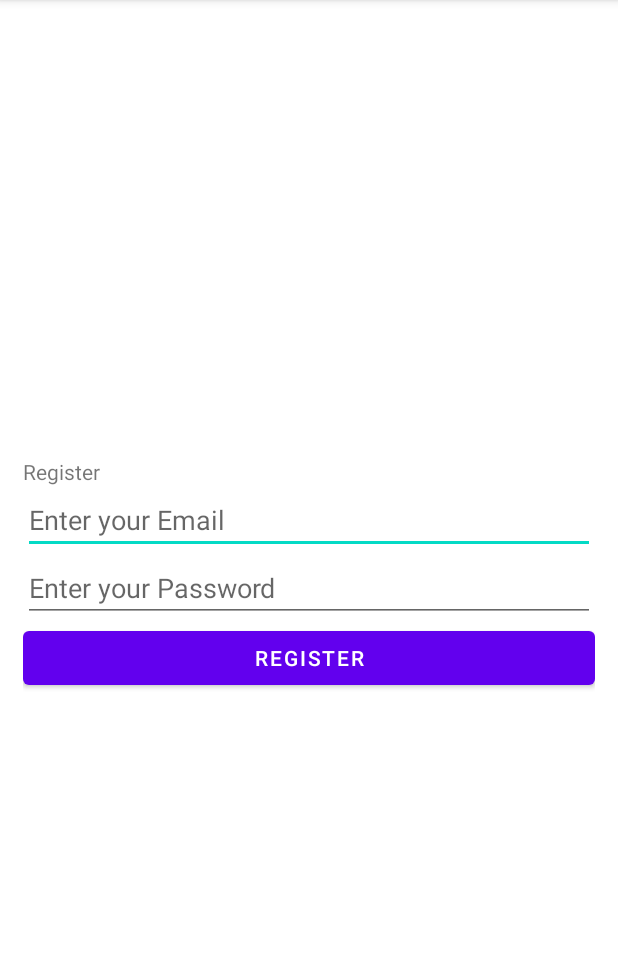
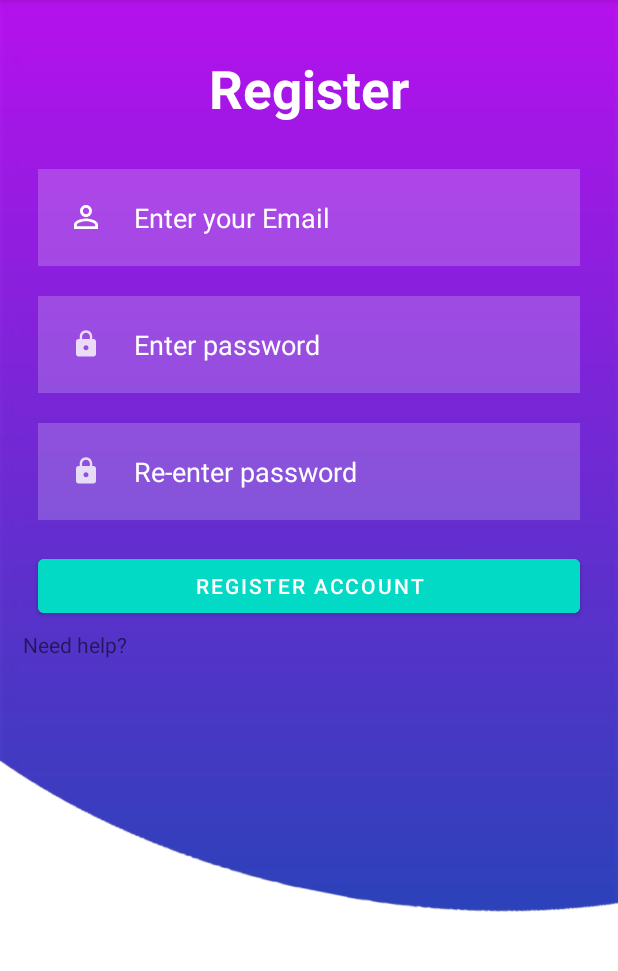
Before and after one commit to soscaster/2023Android-ICT-Team7, an Android app: the RegistrationActivity screen opened directly, with no data from a screen before it, on a phone screen of 412 x 824 dp, the part 84-1055 px from its top. Run offline under Robolectric (Android 15) with nearby library versions, the phone set to English and light mode, and no system bars; our stand-ins replace Firebase (no records; nobody signed in at launch, a user with empty details on screens opened directly).

Commit message:
Updated Registration Form
- Added UI
- Password check and validation

-Todo:
+ Handle the server code responses
+ Update "need help" (potential FAQ tab/html)

```diff
--- a/app/src/main/java/vn/usth/team7camera/RegistrationActivity.java
+++ b/app/src/main/java/vn/usth/team7camera/RegistrationActivity.java
@@ -26,8 +26,8 @@ import com.google.android.gms.tasks.Task;
 import com.google.firebase.auth.FirebaseUser;
 
 public class RegistrationActivity extends AppCompatActivity {
-    private EditText emailTextView, passwordTextView;
-    private Button Btn;
+    private EditText emailTextView, passwordTextView, re_passwordTextView;
+    private Button btn;
     private ProgressBar progressbar;
     private FirebaseAuth mAuth;
 
@@ -41,13 +41,14 @@ public class RegistrationActivity extends AppCompatActivity {
         mAuth = FirebaseAuth.getInstance();
 
         // initialising all views through id defined above
-        emailTextView = findViewById(R.id.email);
-        passwordTextView = findViewById(R.id.passwd);
-        Btn = findViewById(R.id.btnregister);
+        emailTextView = findViewById(R.id.reg_email);
+        passwordTextView = findViewById(R.id.reg_password);
+        re_passwordTextView = findViewById(R.id.reg_re_password);
+        btn = findViewById(R.id.reg_btn);
         progressbar = findViewById(R.id.progressbar);
 
         // Set on Click Listener on Registration button
-        Btn.setOnClickListener(new View.OnClickListener() {
+        btn.setOnClickListener(new View.OnClickListener() {
             @Override
             public void onClick(View v)
             {
@@ -56,40 +57,46 @@ public class RegistrationActivity extends AppCompatActivity {
         });
     }
 
-    private void registerNewUser()
-    {
-
+    private void registerNewUser() {
         // show the visibility of progress bar to show loading
         progressbar.setVisibility(View.VISIBLE);
 
         // Take the value of two edit texts in Strings
-        String email, password;
+        String email, password,re_password;
         email = emailTextView.getText().toString();
         password = passwordTextView.getText().toString();
+        re_password = re_passwordTextView.getText().toString();
 
         if (!email.isEmpty() && Patterns.EMAIL_ADDRESS.matcher(email).matches()) {
-            if (TextUtils.isEmpty(email)) {
-                // Validations for input email and password
-                if (TextUtils.isEmpty(email)) {
-                    Toast.makeText(getApplicationContext(),
-                                    "Please enter email!!",
-                                    Toast.LENGTH_LONG)
-                            .show();
-                    return;
-                }
             if (TextUtils.isEmpty(password)) {
                 Toast.makeText(getApplicationContext(),
                                 "Please enter password!!",
                                 Toast.LENGTH_LONG)
                         .show();
+                progressbar.setVisibility(View.GONE);
                 return;
             }
+            if (password.length() < 6) {
+                Toast.makeText(getApplicationContext(),"The password needs to be at least 6 characters", Toast.LENGTH_LONG).show();
+                progressbar.setVisibility(View.GONE);
+                return;
+            }
+            if (TextUtils.isEmpty(re_password) || !re_password.equals(password)) {
+                Toast.makeText(getApplicationContext(),
+                            "Please match passwords!!",
+                            Toast.LENGTH_LONG)
+                        .show();
+                progressbar.setVisibility(View.GONE);
+                return;
+            }
+
 
             // create new user or register new user
             mAuth.createUserWithEmailAndPassword(email, password).addOnCompleteListener(new OnCompleteListener<AuthResult>() {
                 @Override
                 public void onComplete(@NonNull Task<AuthResult> task) {
                     if (task.isSuccessful()) {
+
 
                         final FirebaseUser user = mAuth.getCurrentUser();
                         user.sendEmailVerification().addOnSuccessListener(new OnSuccessListener<Void>() {
@@ -118,8 +125,8 @@ public class RegistrationActivity extends AppCompatActivity {
                     }
                 }
             });
-            }
         } else {
+            progressbar.setVisibility(View.GONE);
             Toast.makeText(this, "Enter valid Email address !", Toast.LENGTH_SHORT).show();
         }
     }
--- /dev/null
+++ b/app/src/main/res/drawable-anydpi/ic_lock.xml
@@ -0,0 +1,16 @@
+<vector xmlns:android="http://schemas.android.com/apk/res/android"
+    android:width="24dp"
+    android:height="24dp"
+    android:viewportWidth="24"
+    android:viewportHeight="24"
+    android:tint="#FFFFFF"
+    android:alpha="0.8">
+  <group android:scaleX="0.8333333"
+      android:scaleY="0.8333333"
+      android:translateX="2"
+      android:translateY="2">
+    <path
+        android:fillColor="@android:color/white"
+        android:pathData="M18,8h-1L17,6c0,-2.76 -2.24,-5 -5,-5S7,3.24 7,6v2L6,8c-1.1,0 -2,0.9 -2,2v10c0,1.1 0.9,2 2,2h12c1.1,0 2,-0.9 2,-2L20,10c0,-1.1 -0.9,-2 -2,-2zM12,17c-1.1,0 -2,-0.9 -2,-2s0.9,-2 2,-2 2,0.9 2,2 -0.9,2 -2,2zM15.1,8L8.9,8L8.9,6c0,-1.71 1.39,-3.1 3.1,-3.1 1.71,0 3.1,1.39 3.1,3.1v2z"/>
+  </group>
+</vector>
--- a/app/src/main/res/layout/activity_registration.xml
+++ b/app/src/main/res/layout/activity_registration.xml
@@ -6,43 +6,108 @@
     xmlns:tools="http:// schemas.android.com/tools"
     android:layout_width="match_parent"
     android:layout_height="match_parent"
-    android:gravity="center_vertical"
+
     android:orientation="vertical"
     android:padding="15dp"
-    tools:context=".RegistrationActivity">
+    tools:context=".RegistrationActivity"
+    android:background="@drawable/background"    >
 
     <!-- TextView for heading -->
+
+
     <TextView
-        android:layout_width="wrap_content"
-        android:layout_height="wrap_content"
-        android:text="Register" />
-
-    <!-- Edit text for email -->
-    <EditText
-        android:id="@+id/email"
+        android:id="@+id/register"
         android:layout_width="match_parent"
         android:layout_height="wrap_content"
-        android:hint="Enter your Email" />
+        android:layout_marginTop="20dp"
+        android:layout_marginBottom="20dp"
+        android:layout_marginLeft="50dp"
+        android:layout_marginRight="50dp"
+        android:gravity="center"
+        android:text="Register"
+        android:textColor="@color/white"
+        android:textSize="35dp"
+        android:textStyle="bold" />
+
+    <EditText
+        android:hint="Enter your Email"
+        android:id="@+id/reg_email"
+        android:layout_width="match_parent"
+        android:layout_height="wrap_content"
+        android:layout_below="@id/register"
+        android:layout_marginStart="10dp"
+        android:layout_marginTop="10dp"
+        android:layout_marginEnd="10dp"
+        android:layout_marginBottom="10dp"
+        android:background="#30ffffff"
+        android:drawableLeft="@drawable/ic_baseline_person_outline_24"
+        android:drawablePadding="20dp"
+        android:padding="20dp"
+        android:textColor="@color/white"
+        android:textColorHint="@color/white" />
 
     <!-- Edit text for password -->
     <EditText
-        android:id="@+id/passwd"
+        android:hint="Enter password"
+        android:id="@+id/reg_password"
         android:layout_width="match_parent"
         android:layout_height="wrap_content"
-        android:hint="Enter your Password"
-        android:inputType="textPassword" />
+        android:layout_below="@id/reg_email"
+        android:layout_marginStart="10dp"
+        android:layout_marginTop="10dp"
+        android:layout_marginEnd="10dp"
+        android:layout_marginBottom="10dp"
+        android:background="#30ffffff"
+        android:drawableLeft="@drawable/ic_lock"
+        android:drawablePadding="20dp"
+        android:padding="20dp"
+        android:textColor="@color/white"
+        android:textColorHint="@color/white"
+        android:inputType="textPassword"/>
+
+    <EditText
+        android:hint="Re-enter password"
+        android:id="@+id/reg_re_password"
+        android:layout_width="match_parent"
+        android:layout_height="wrap_content"
+        android:layout_below="@id/reg_password"
+        android:layout_marginStart="10dp"
+        android:layout_marginTop="10dp"
+        android:layout_marginEnd="10dp"
+        android:layout_marginBottom="10dp"
+        android:background="#30ffffff"
+        android:drawableLeft="@drawable/ic_lock"
+        android:drawablePadding="20dp"
+        android:padding="20dp"
+        android:textColor="@color/white"
+        android:textColorHint="@color/white"
+        android:inputType="textPassword"/>
 
     <!-- Button for register with text "Register" -->
-    <Button
-        android:id="@+id/btnregister"
+    <com.google.android.material.button.MaterialButton
+        android:id="@+id/reg_btn"
         android:layout_width="match_parent"
         android:layout_height="wrap_content"
-        android:text="Register" />
+        android:layout_below="@id/reg_re_password"
+        android:layout_centerHorizontal="true"
+        android:layout_marginStart="10dp"
+        android:layout_marginTop="10dp"
+        android:layout_marginEnd="10dp"
+        android:layout_marginBottom="5dp"
+        android:backgroundTint="@color/design_default_color_secondary"
+        android:text="Register Account" />
+
 
     <!-- ProgressBar for loading time -->
     <ProgressBar
         android:id="@+id/progressbar"
         android:layout_width="wrap_content"
         android:layout_height="wrap_content"
-        android:visibility="gone" />
+        android:visibility="gone"
+        android:layout_gravity="center"/>
+
+    <TextView
+        android:layout_width="wrap_content"
+        android:layout_height="wrap_content"
+        android:text="@string/need_help"/>
 </LinearLayout>
--- a/app/src/main/res/values/strings.xml
+++ b/app/src/main/res/values/strings.xml
@@ -56,5 +56,6 @@
     <string name="login_pref">Login</string>
     <string name="logged_as">Logged as:</string>
     <string name="account">Account</string>
+    <string name="need_help">Need help?</string>
 
 </resources>
```
Also changed, not shown: app/src/main/res/drawable-hdpi/ic_lock.png (added), app/src/main/res/drawable-mdpi/ic_lock.png (added), app/src/main/res/drawable-xhdpi/ic_lock.png (added), app/src/main/res/drawable-xxhdpi/ic_lock.png (added), 1 other file. Lines whose indentation alone changed are shown as unchanged.
